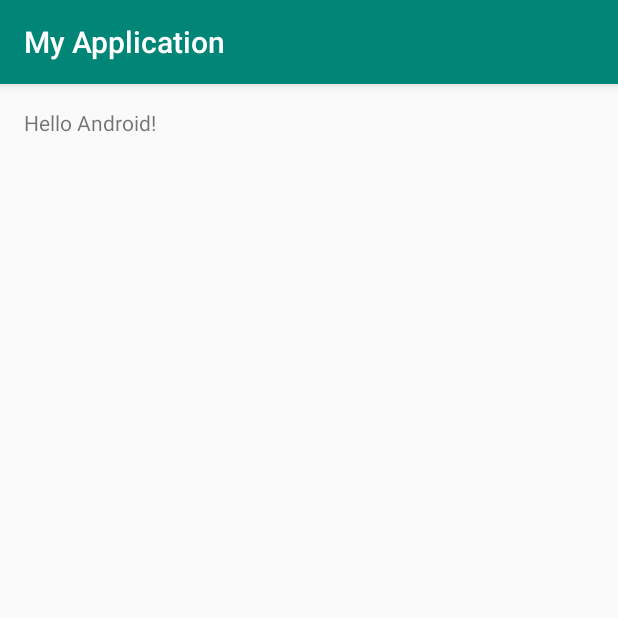
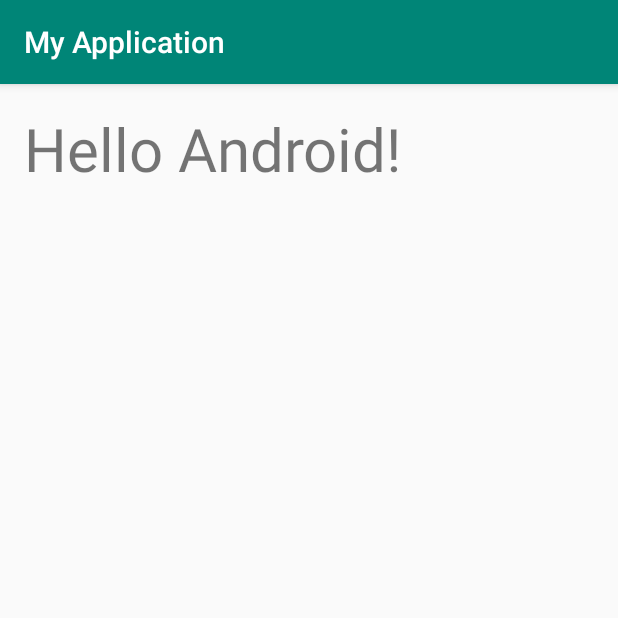
Before and after one commit to takoizumi/HelloAndroidApp, an Android app: the screen it shows after launch (MainActivity), on a phone screen of 412 x 824 dp, the top half of it. Run offline under Robolectric (Android 15) with nearby library versions, the phone set to English and light mode, and no system bars.

Commit message:
Hello, Android!の文字サイズを40へ変更。

```diff
--- a/app/src/main/res/layout/activity_main.xml
+++ b/app/src/main/res/layout/activity_main.xml
@@ -16,7 +16,7 @@
     <TextView
             android:layout_width="wrap_content"
             android:layout_height="wrap_content"
-            android:text="Hello Android!"/>
+            android:text="Hello Android!" android:textSize="40sp"/>
 
 
 </LinearLayout>
```
